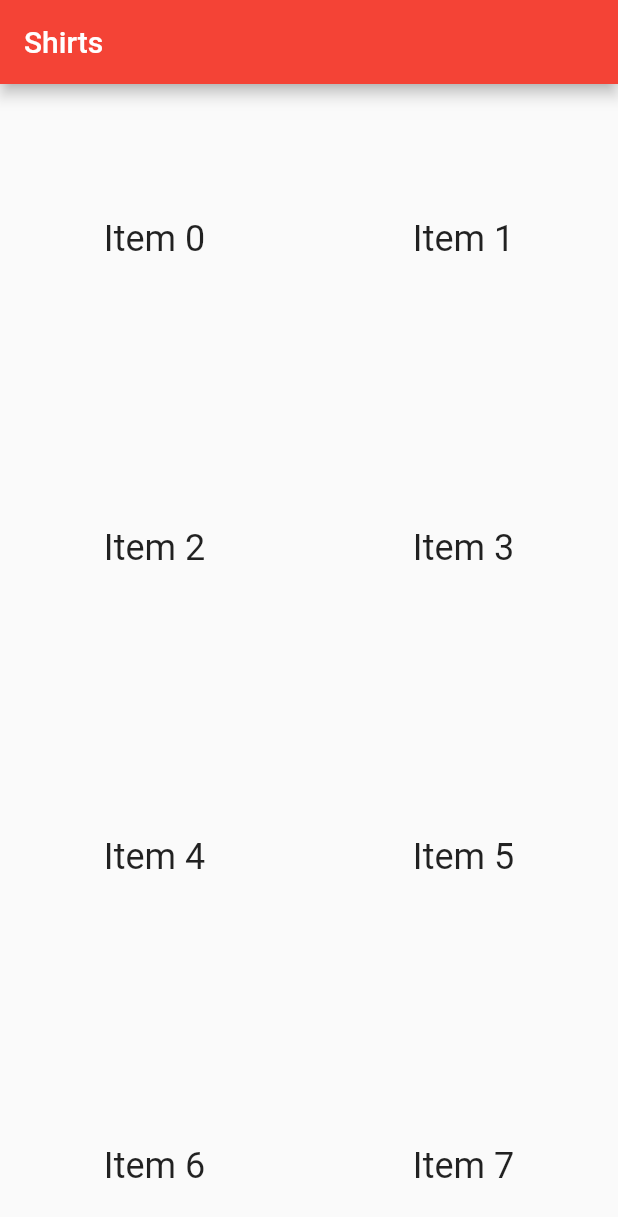
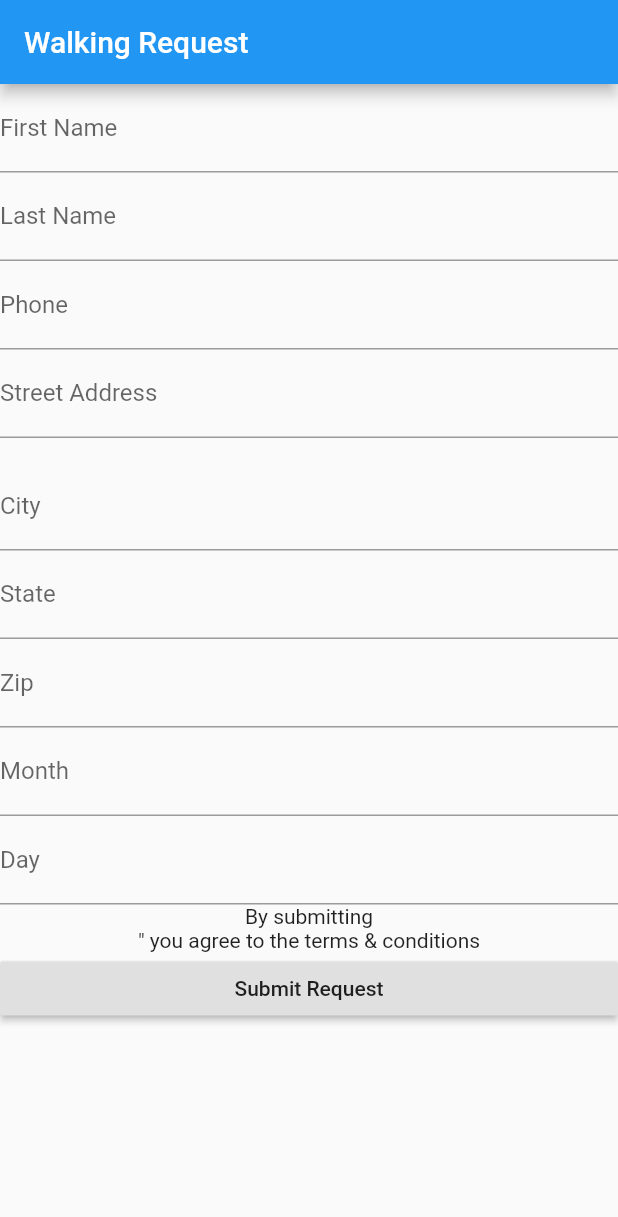
Before and after one commit to rbtmarques/Moove_Flutter, a Flutter app: the screen it shows after launch, on a phone screen of 412 x 824 dp. Shown: the top 1217 px of the screen. Run offline on Flutter 3.47's test engine with Material 2 defaults, Android fonts, the phone set to English and light mode, and no system bars.

Commit message:
Added form

```diff
--- a/lib/main.dart
+++ b/lib/main.dart
@@ -1,90 +1,88 @@
 import 'package:flutter/material.dart';
 
-void main() => runApp(new MyApp());
+void main() => runApp(new MyOrder());
 
-class MyApp extends StatelessWidget {
-  // This widget is the root of your application.
+class MyOrder extends StatefulWidget {
   @override
-  Widget build(BuildContext context) {
-    return new MaterialApp(
-      title: 'Flutter Demo',
-      theme: new ThemeData(
-        // This is the theme of your application.
-        //
-        // Try running your application with "flutter run". You'll see the
-        // application has a blue toolbar. Then, without quitting the app, try
-        // changing the primarySwatch below to Colors.green and then invoke
-        // "hot reload" (press "r" in the console where you ran "flutter run",
-        // or press Run > Flutter Hot Reload in IntelliJ). Notice that the
-        // counter didn't reset back to zero; the application is not restarted.
-        primarySwatch: Colors.red,
-      ),
-      home: new MyHomePage(title: 'Shirts'),
-    );
-  }
+  _MyOrderState  createState() => _MyOrderState();
+
+
 }
 
-class MyHomePage extends StatefulWidget {
-  MyHomePage({Key key, this.title}) : super(key: key);
-
-  // This widget is the home page of your application. It is stateful, meaning
-  // that it has a State object (defined below) that contains fields that affect
-  // how it looks.
-
-  // This class is the configuration for the state. It holds the values (in this
-  // case the title) provided by the parent (in this case the App widget) and
-  // used by the build method of the State. Fields in a Widget subclass are
-  // always marked "final".
-
-  final String title;
-
-  @override
-  _MyHomePageState createState() => new _MyHomePageState();
-}
-
-class _MyHomePageState extends State<MyHomePage> {
-  int _counter = 0;
-
-  void _incrementCounter() {
-    setState(() {
-      // This call to setState tells the Flutter framework that something has
-      // changed in this State, which causes it to rerun the build method below
-      // so that the display can reflect the updated values. If we changed
-      // _counter without calling setState(), then the build method would not be
-      // called again, and so nothing would appear to happen.
-      _counter++;
-    });
-  }
+class _MyOrderState extends State<MyOrder> {
 
   @override
   Widget build(BuildContext context) {
-    // This method is rerun every time setState is called, for instance as done
-    // by the _incrementCounter method above.
-    //
-    // The Flutter framework has been optimized to make rerunning build methods
-    // fast, so that you can just rebuild anything that needs updating rather
-    // than having to individually change instances of widgets.
-    return new Scaffold(
-      appBar: new AppBar(
-        // Here we take the value from the MyHomePage object that was created by
-        // the App.build method, and use it to set our appbar title.
-        title: new Text(widget.title),
-      ),
-      body: GridView.count(
-        // Create a grid with 2 columns. If you change the scrollDirection to
-        // horizontal, this would produce 2 rows.
-        crossAxisCount: 2,
-        // Generate 100 Widgets that display their index in the List
-        children: List.generate(100, (index) {
-          return Center(
-            child: Text(
-              'Item $index',
-              style: Theme.of(context).textTheme.headline,
+    return MaterialApp(
+   home: Scaffold(
+        appBar: AppBar(
+          title: Text('Walking Request'),
+        ),
+        body: SafeArea(
+            child: ListView(
+              children: <Widget>[
+                Column(
+
+                  children: <Widget>[
+
+                  ],
+                ),
+                TextField(
+                  decoration: InputDecoration(
+                      labelText: 'First Name'
+                  ),
+                ),
+                TextField(
+                  decoration: InputDecoration(
+                      labelText: 'Last Name'
+                  ),
+                ),
+                TextField(
+                  decoration: InputDecoration(
+                      labelText: 'Phone'
+                  ),
+                ),
+            TextField(
+              decoration: InputDecoration(
+                  labelText: 'Street Address'
+              ),
             ),
-          );
-        },
+                SizedBox(height: 16.0),
+                TextField(
+                  decoration: InputDecoration(
+                      labelText: 'City'
+                  ),
+                ),TextField(
+                  decoration: InputDecoration(
+                      labelText: 'State'
+                  ),
+                ),TextField(
+                  decoration: InputDecoration(
+                      labelText: 'Zip'
+                  ),
+                ),
+                TextField(
+                  decoration: InputDecoration(
+                      labelText: 'Month'
+                  ),
+                ),
+                TextField(
+                  decoration: InputDecoration(
+                      labelText: 'Day'
+                  ),
+                ),
+                Text('By submitting \n" you agree to the terms & conditions',
+                  textAlign: TextAlign.center,
+                ),
+                RaisedButton(
+                  child: Text('Submit Request'),
+                  onPressed: () {
+                    Navigator.pop(context);
+                  },
+                ),
+              ],))
     ),
-      )
     );
   }
+
 }
```
Also changed, not shown: lib/main2.dart (added, +90 -0 lines), 1 other file.
